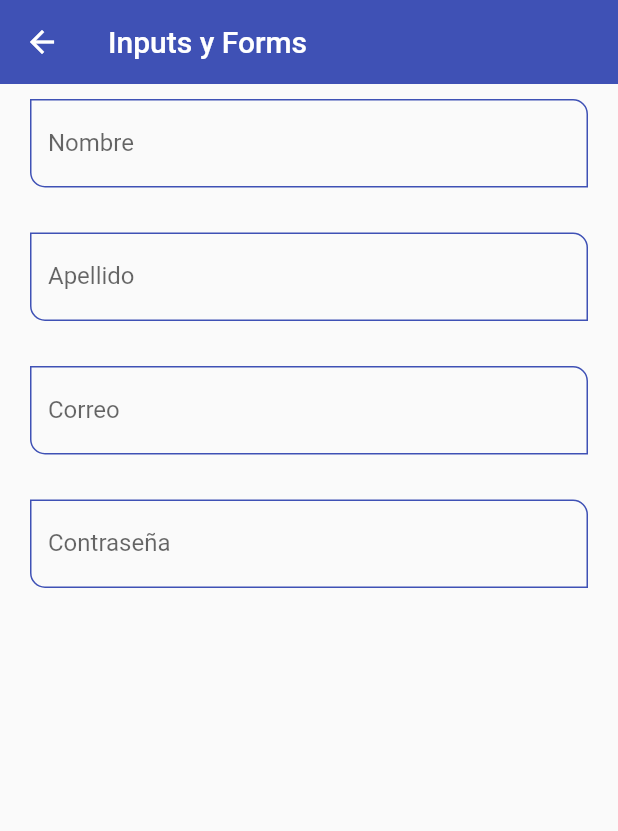
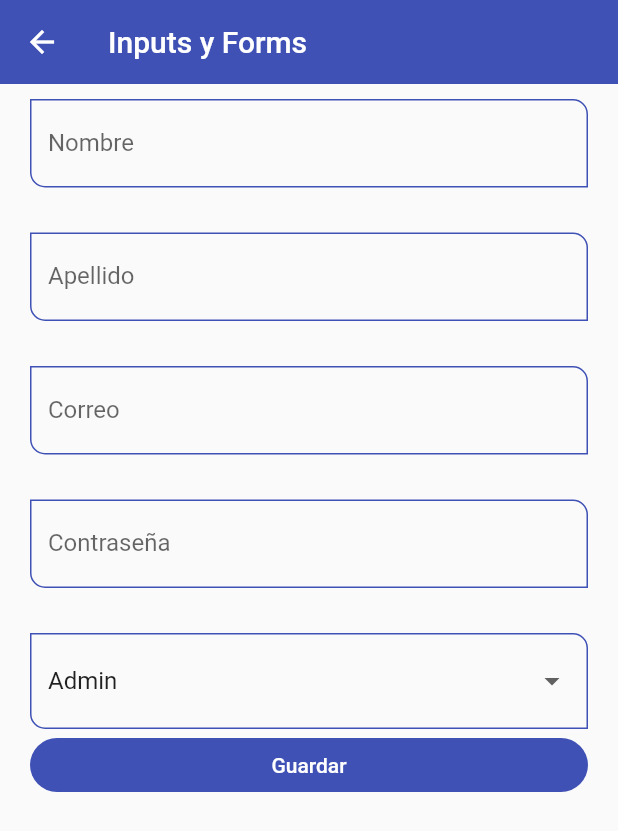
Before and after one commit to DG-Develop/Components_Flutter, a Flutter app: the InputsScreen screen opened by its route, on a phone screen of 412 x 824 dp. Shown: the top 831 px of the screen. Run offline on Flutter 3.47's test engine with Material 2 defaults, Android fonts, the phone set to English and light mode, and no system bars.

Commit message:
[ADD] Agregando widget de formulario y acomplandolo con los inputsField ya generados anteriormente

```diff
--- a/lib/router/app_routes.dart
+++ b/lib/router/app_routes.dart
@@ -46,6 +46,11 @@ class AppRoutes {
         name: 'Text Inputs',
         screen: const InputsScreen(),
         icon: Icons.input_rounded),
+    MenuOption(
+        route: 'slider',
+        name: 'Slider & Checks',
+        screen: const SliderScreen(),
+        icon: Icons.slow_motion_video_rounded),
   ];
 
   static Map<String, Widget Function(BuildContext)> getAppRoutes() {
--- a/lib/screens/inputs_screen.dart
+++ b/lib/screens/inputs_screen.dart
@@ -6,43 +6,91 @@ class InputsScreen extends StatelessWidget {
 
   @override
   Widget build(BuildContext context) {
+    final GlobalKey<FormState> myFormKey = GlobalKey<FormState>();
+
+    final Map<String, String> formValues = {
+      'first_name': 'David',
+      'last_name': 'Gomez',
+      'email': 'dgdband@gmail.com',
+      'password': '123445',
+      'role': 'Admin'
+    };
+
     return Scaffold(
       appBar: AppBar(title: const Text('Inputs y Forms')),
       body: SingleChildScrollView(
           child: Padding(
         padding: const EdgeInsets.symmetric(horizontal: 20, vertical: 10),
-        child: Column(children: const [
+        child: Form(
+          key: myFormKey,
+          child: Column(children: [
             CustomInputField(
               labelText: 'Nombre',
               hintText: 'Nombre de Usuario',
+              formProperty: 'first_name',
+              formValues: formValues,
             ),
-          SizedBox(
+            const SizedBox(
               height: 30,
             ),
             CustomInputField(
               labelText: 'Apellido',
               hintText: 'Apellido del usuario',
+              formProperty: 'last_name',
+              formValues: formValues,
             ),
-          SizedBox(
+            const SizedBox(
               height: 30,
             ),
             CustomInputField(
               labelText: 'Correo',
               hintText: 'Correo del usuario',
               keyboardType: TextInputType.emailAddress,
+              formProperty: 'email',
+              formValues: formValues,
             ),
-          SizedBox(
+            const SizedBox(
               height: 30,
             ),
             CustomInputField(
               labelText: 'Contraseña',
               hintText: 'Contraseña del usuario',
               obscureText: true,
+              formProperty: 'password',
+              formValues: formValues,
             ),
-          SizedBox(
+            const SizedBox(
               height: 30,
-          )
+            ),
+            DropdownButtonFormField<String>(
+                value: 'Admin',
+                items: const [
+                  DropdownMenuItem(child: Text('Admin'), value: 'Admin'),
+                  DropdownMenuItem(
+                      child: Text('Supersuser'), value: 'Supersuser'),
+                  DropdownMenuItem(
+                      child: Text('Developer'), value: 'Developer'),
+                  DropdownMenuItem(
+                      child: Text('Jr. Developer'), value: 'Jr. Developer'),
+                ],
+                onChanged: (value) {
+                  formValues['role'] = value ?? 'Admin';
+                }),
+            ElevatedButton(
+                onPressed: () {
+                  FocusScope.of(context).requestFocus(FocusNode());
+                  if (!myFormKey.currentState!.validate()) {
+                    print('Formulario no valido');
+                    return;
+                  }
+                  print(formValues);
+                },
+                child: const SizedBox(
+                  child: Center(child: Text('Guardar')),
+                  width: double.infinity,
+                ))
           ]),
+        ),
       )),
     );
   }
--- a/lib/screens/screens.dart
+++ b/lib/screens/screens.dart
@@ -1,3 +1,4 @@
+export 'package:fl_components/screens/slider_screen.dart';
 export 'package:fl_components/screens/inputs_screen.dart';
 export 'package:fl_components/screens/animated_screen.dart';
 export 'package:fl_components/screens/avatar_screen.dart';
--- a/lib/widgets/custom_input_field.dart
+++ b/lib/widgets/custom_input_field.dart
@@ -8,6 +8,8 @@ class CustomInputField extends StatelessWidget {
   final IconData? suffixIcon;
   final TextInputType? keyboardType;
   final bool obscureText;
+  final String formProperty;
+  final Map<String, String> formValues;
 
   const CustomInputField({
     Key? key,
@@ -18,6 +20,8 @@ class CustomInputField extends StatelessWidget {
     this.suffixIcon,
     this.keyboardType,
     this.obscureText = false,
+    required this.formProperty,
+    required this.formValues,
   }) : super(key: key);
 
   @override
@@ -29,7 +33,7 @@ class CustomInputField extends StatelessWidget {
       keyboardType: keyboardType,
       obscureText: obscureText,
       onChanged: (value) {
-        print('value $value');
+        formValues[formProperty] = value;
       },
       validator: (value) {
         if (value == null) return 'Este campo es requerido';
```
Also changed, not shown: lib/screens/slider_screen.dart (added, +50 -0 lines). Lines whose indentation alone changed are shown as unchanged.
